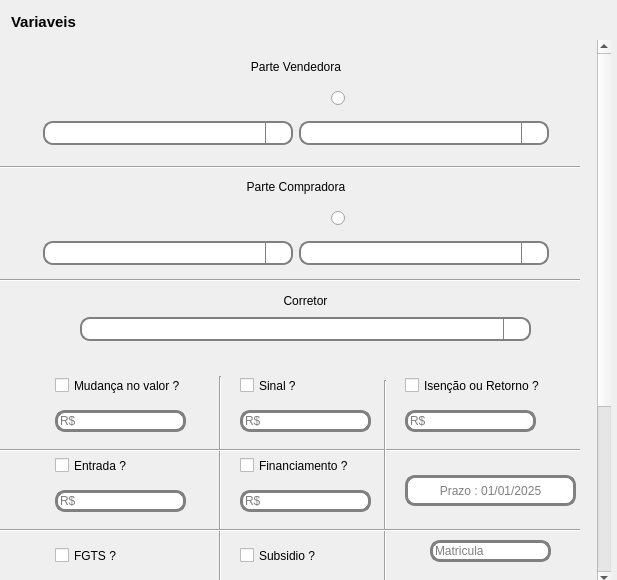
This is front/ui/pages/compra_venda/compra_venda.ui in tiagodsg1/gerador_contratos as Qt 5 draws it before an edit. The edited form follows.
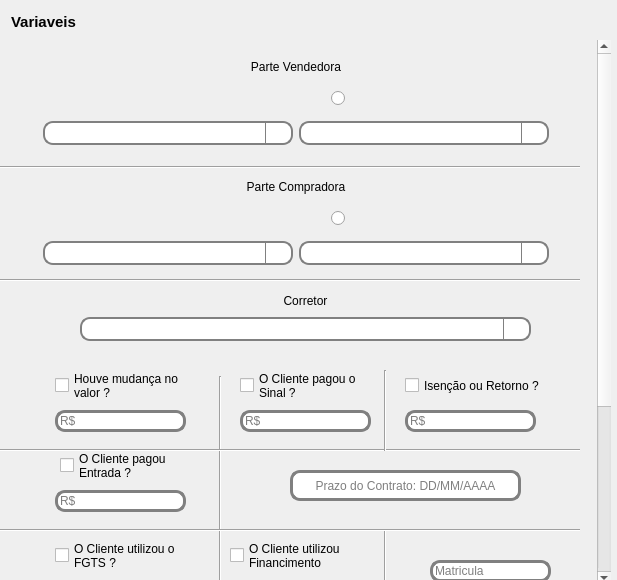
This is the edited form. Icons and pictures are not drawn.

Diff of the .ui file:
```diff
--- a/front/ui/pages/compra_venda/compra_venda.ui
+++ b/front/ui/pages/compra_venda/compra_venda.ui
@@ -107,7 +107,7 @@
     <property name="geometry">
      <rect>
       <x>0</x>
-      <y>0</y>
+      <y>-255</y>
       <width>600</width>
       <height>800</height>
      </rect>
@@ -167,8 +167,8 @@
      <widget class="QLineEdit" name="lineEdit_6">
       <property name="geometry">
        <rect>
-        <x>240</x>
-        <y>540</y>
+        <x>410</x>
+        <y>730</y>
         <width>131</width>
         <height>22</height>
        </rect>
@@ -195,12 +195,13 @@
        <rect>
         <x>240</x>
         <y>330</y>
-        <width>71</width>
+        <width>131</width>
         <height>31</height>
        </rect>
       </property>
       <property name="text">
-       <string>Sinal ?</string>
+       <string>O Cliente pagou o
+Sinal ?</string>
       </property>
      </widget>
      <widget class="Line" name="line_2">
@@ -219,22 +220,23 @@
      <widget class="QCheckBox" name="checkBox_3">
       <property name="geometry">
        <rect>
-        <x>55</x>
+        <x>60</x>
         <y>410</y>
-        <width>101</width>
+        <width>151</width>
         <height>31</height>
        </rect>
       </property>
       <property name="text">
-       <string>Entrada ?</string>
+       <string>O Cliente pagou
+Entrada ?</string>
       </property>
      </widget>
      <widget class="QLineEdit" name="lineEdit_8">
       <property name="geometry">
        <rect>
-        <x>405</x>
-        <y>435</y>
-        <width>171</width>
+        <x>290</x>
+        <y>430</y>
+        <width>231</width>
         <height>31</height>
        </rect>
       </property>
@@ -242,7 +244,7 @@
        <set>Qt::AlignCenter</set>
       </property>
       <property name="placeholderText">
-       <string>Prazo : 01/01/2025</string>
+       <string>Prazo do Contrato: DD/MM/AAAA</string>
       </property>
      </widget>
      <widget class="QCheckBox" name="checkBox">
@@ -255,7 +257,8 @@
        </rect>
       </property>
       <property name="text">
-       <string>Mudança no valor ?</string>
+       <string>Houve mudança no
+valor ?</string>
       </property>
      </widget>
      <widget class="QLineEdit" name="lineEdit">
@@ -300,8 +303,8 @@
      <widget class="QLineEdit" name="lineEdit_4">
       <property name="geometry">
        <rect>
-        <x>240</x>
-        <y>450</y>
+        <x>230</x>
+        <y>540</y>
         <width>131</width>
         <height>22</height>
        </rect>
@@ -314,9 +317,9 @@
       <property name="geometry">
        <rect>
         <x>370</x>
-        <y>340</y>
+        <y>490</y>
         <width>31</width>
-        <height>371</height>
+        <height>301</height>
        </rect>
       </property>
       <property name="orientation">
@@ -326,14 +329,14 @@
      <widget class="QCheckBox" name="checkBox_6">
       <property name="geometry">
        <rect>
-        <x>240</x>
-        <y>500</y>
+        <x>410</x>
+        <y>690</y>
         <width>151</width>
         <height>31</height>
        </rect>
       </property>
       <property name="text">
-       <string>Subsidio ?</string>
+       <string>Houve Subsidio ?</string>
       </property>
      </widget>
      <widget class="QCheckBox" name="checkBox_7">
@@ -365,7 +368,8 @@
        </rect>
       </property>
       <property name="text">
-       <string>FGTS ?</string>
+       <string>O Cliente utilizou o
+FGTS ?</string>
       </property>
      </widget>
      <widget class="QCheckBox" name="checkBox_15">
@@ -384,14 +388,15 @@
      <widget class="QCheckBox" name="checkBox_4">
       <property name="geometry">
        <rect>
-        <x>240</x>
-        <y>410</y>
+        <x>230</x>
+        <y>500</y>
         <width>151</width>
         <height>31</height>
        </rect>
       </property>
       <property name="text">
-       <string>Financiamento ?</string>
+       <string>O Cliente utilizou
+Financimento</string>
       </property>
      </widget>
      <widget class="QLineEdit" name="lineEdit_7">
@@ -450,7 +455,7 @@
       <property name="geometry">
        <rect>
         <x>430</x>
-        <y>540</y>
+        <y>570</y>
         <width>121</width>
         <height>22</height>
        </rect>
@@ -463,7 +468,7 @@
       <property name="geometry">
        <rect>
         <x>430</x>
-        <y>500</y>
+        <y>520</y>
         <width>121</width>
         <height>22</height>
        </rect>
@@ -476,7 +481,7 @@
       <property name="geometry">
        <rect>
         <x>430</x>
-        <y>580</y>
+        <y>620</y>
         <width>121</width>
         <height>22</height>
        </rect>
@@ -503,7 +508,7 @@
        <rect>
         <x>10</x>
         <y>680</y>
-        <width>561</width>
+        <width>361</width>
         <height>101</height>
        </rect>
       </property>
@@ -867,6 +872,19 @@
        </item>
       </layout>
      </widget>
+     <widget class="Line" name="line_9">
+      <property name="geometry">
+       <rect>
+        <x>370</x>
+        <y>330</y>
+        <width>31</width>
+        <height>81</height>
+       </rect>
+      </property>
+      <property name="orientation">
+       <enum>Qt::Vertical</enum>
+      </property>
+     </widget>
      <zorder>line_5</zorder>
      <zorder>layoutWidget</zorder>
      <zorder>layoutWidget</zorder>
@@ -899,6 +917,7 @@
      <zorder>textEdit</zorder>
      <zorder>checkBox_16</zorder>
      <zorder>layoutWidget_2</zorder>
+     <zorder>line_9</zorder>
     </widget>
    </widget>
   </widget>
```
